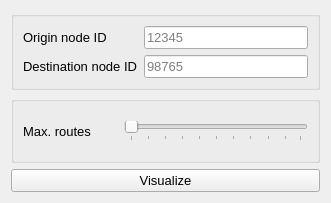
Qt form qaequilibrae/modules/paths_procedures/forms/ui_execute_single.ui (AequilibraE/QAequilibraE) before a commit.
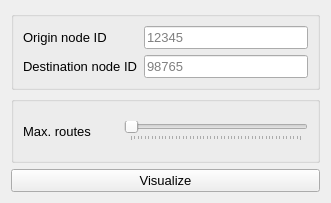
The same form after that commit.

Diff of the .ui file:
```diff
--- a/qaequilibrae/modules/paths_procedures/forms/ui_execute_single.ui
+++ b/qaequilibrae/modules/paths_procedures/forms/ui_execute_single.ui
@@ -95,7 +95,10 @@
          <number>1</number>
         </property>
         <property name="maximum">
-         <number>100</number>
+         <number>50</number>
+        </property>
+        <property name="pageStep">
+         <number>1</number>
         </property>
         <property name="value">
          <number>1</number>
@@ -113,7 +116,7 @@
          <enum>QSlider::TicksBelow</enum>
         </property>
         <property name="tickInterval">
-         <number>10</number>
+         <number>1</number>
         </property>
        </widget>
       </item>
```
Left out of the diff: 2 changed lines with no effect on the pictures.
